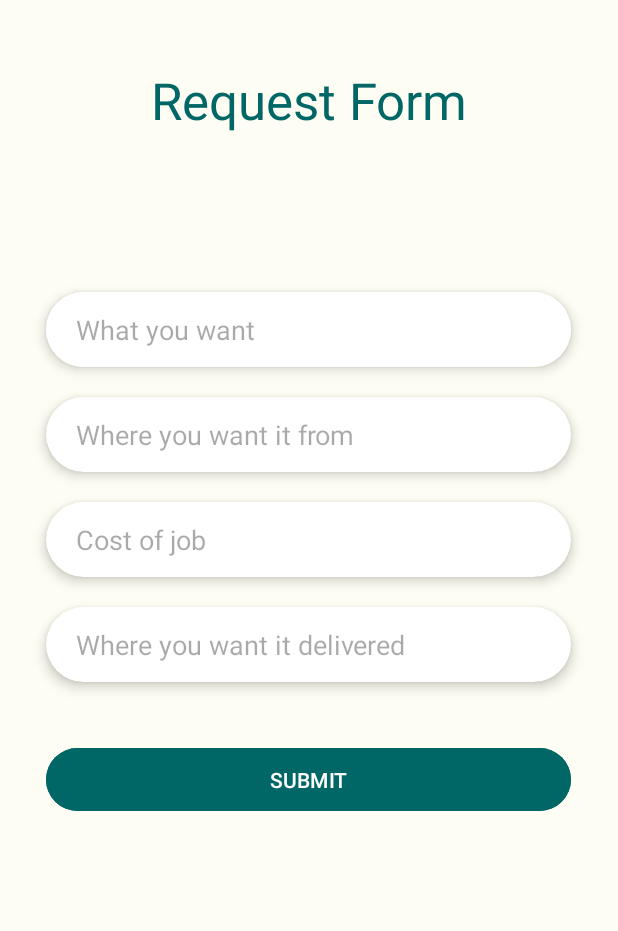
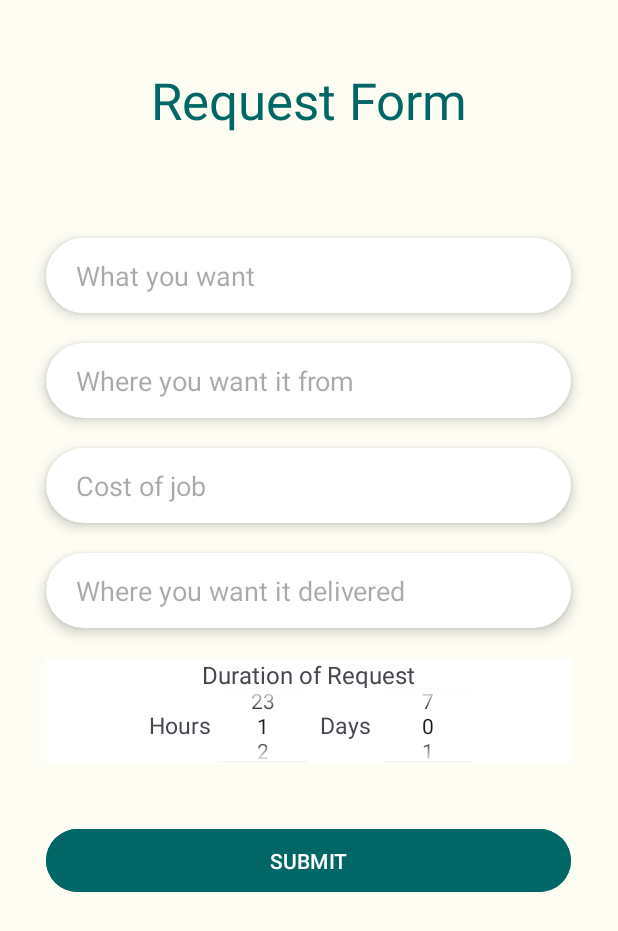
Before and after one commit to ucsb-cs184-f23/pj-android-02, an Android app: the RequestFormActivity screen opened directly, with no data from a screen before it, on a phone screen of 412 x 824 dp. Shown: the top 931 px of the screen. Run offline under Robolectric (Android 15) with nearby library versions, the phone set to English and light mode, and no system bars; our stand-ins replace Firebase (no records; nobody signed in at launch, a user with empty details on screens opened directly); libraries missing offline, so code that uses them is left out: co.zsmb.materialdrawerkt; 1 statement that could not run was skipped.

Commit message:
initial commit

```diff
--- a/CouchPotatoes/app/src/main/java/com/couchpotatoes/RequestFormActivity.kt
+++ b/CouchPotatoes/app/src/main/java/com/couchpotatoes/RequestFormActivity.kt
@@ -3,6 +3,7 @@ package com.couchpotatoes
 import android.os.Bundle
 import android.view.View
 import android.widget.EditText
+import android.widget.NumberPicker
 import androidx.appcompat.app.AppCompatActivity
 import com.couchpotatoes.classes.Job
 import com.couchpotatoes.classes.User
@@ -10,6 +11,8 @@ import com.google.firebase.auth.FirebaseAuth
 import com.google.firebase.ktx.Firebase
 import com.google.firebase.database.DatabaseReference
 import com.google.firebase.database.ktx.database
+import java.text.SimpleDateFormat
+import java.util.Date
 import java.util.UUID
 
 
@@ -24,6 +27,15 @@ class RequestFormActivity : BaseActivity() {
         auth = FirebaseAuth.getInstance()
 
         createNavMenu(R.id.my_toolbar, this, auth)
+
+        val hourPicker = findViewById<NumberPicker>(R.id.hourPicker)
+        val dayPicker = findViewById<NumberPicker>(R.id.dayPicker)
+
+        hourPicker.maxValue = 23
+        hourPicker.minValue = 1
+
+        dayPicker.maxValue = 7
+        dayPicker.minValue = 0
     }
 
     fun submitbuttonHandler(view: View) {
@@ -38,6 +50,10 @@ class RequestFormActivity : BaseActivity() {
         val cost = costEditText.text.toString()
         val addressEditText = findViewById<View>(R.id.address) as EditText
         val address = addressEditText.text.toString()
+        val durationEditHours = findViewById<NumberPicker>(R.id.hourPicker)
+        val durationHours = durationEditHours.value
+        val durationEditDays = findViewById<NumberPicker>(R.id.dayPicker)
+        val durationDays = durationEditDays.value
 
         // switch to better system later
         val jobId = UUID.randomUUID().toString()
@@ -51,6 +67,8 @@ class RequestFormActivity : BaseActivity() {
             cost,
             where,
             address,
+            durationHours,
+            durationDays,
             "pending")
 
         database.child("jobs").child(jobId).setValue(job)
--- a/CouchPotatoes/app/src/main/java/com/couchpotatoes/classes/Job.kt
+++ b/CouchPotatoes/app/src/main/java/com/couchpotatoes/classes/Job.kt
@@ -17,6 +17,8 @@ data class Job constructor(
     var price: String? = null,
     var store: String? = null,
     var deliveryAddress: String? = null,
+    var durationHours: Int? = null,
+    var durationDays: Int? = null,
     var status: String? = null
 ) : Serializable {
 }
--- a/CouchPotatoes/app/src/main/res/layout/activity_request_form.xml
+++ b/CouchPotatoes/app/src/main/res/layout/activity_request_form.xml
@@ -127,6 +127,60 @@
                 android:paddingEnd="20dp"/>
         </androidx.cardview.widget.CardView>
 
+    <LinearLayout
+        android:layout_gravity="center"
+        android:layout_marginLeft="10dp"
+        android:layout_marginRight="10dp"
+        android:layout_width="350dp"
+        android:layout_height="70dp"
+
+        android:background="@color/white"
+        android:orientation="vertical" >
+
+        <TextView
+            android:layout_width="350dp"
+            android:layout_height="20dp"
+            android:gravity="center"
+            android:text="Duration of Request"
+            android:textSize="16sp" />
+
+        <LinearLayout
+            android:layout_width="350dp"
+            android:layout_height="50dp"
+            android:layout_gravity="center"
+            android:gravity="center"
+            android:layout_marginLeft="10dp"
+            android:layout_marginRight="10dp"
+            android:background="@color/white"
+            android:orientation="horizontal">
+
+            <TextView
+                android:layout_width="50dp"
+                android:layout_height="50dp"
+                android:gravity="center"
+                android:text="Hours"
+                android:textSize="15sp" />
+
+            <NumberPicker
+                android:id="@+id/hourPicker"
+                android:layout_width="60dp"
+                android:layout_height="50dp" />
+
+            <TextView
+                android:layout_width="50dp"
+                android:layout_height="50dp"
+                android:gravity="center"
+                android:text="Days"
+                android:textSize="15sp" />
+
+            <NumberPicker
+                android:id="@+id/dayPicker"
+                android:layout_width="60dp"
+                android:layout_height="50dp" />
+
+        </LinearLayout>
+    </LinearLayout>
+
         <Button
             android:id="@+id/button"
             android:layout_gravity="center"
```
